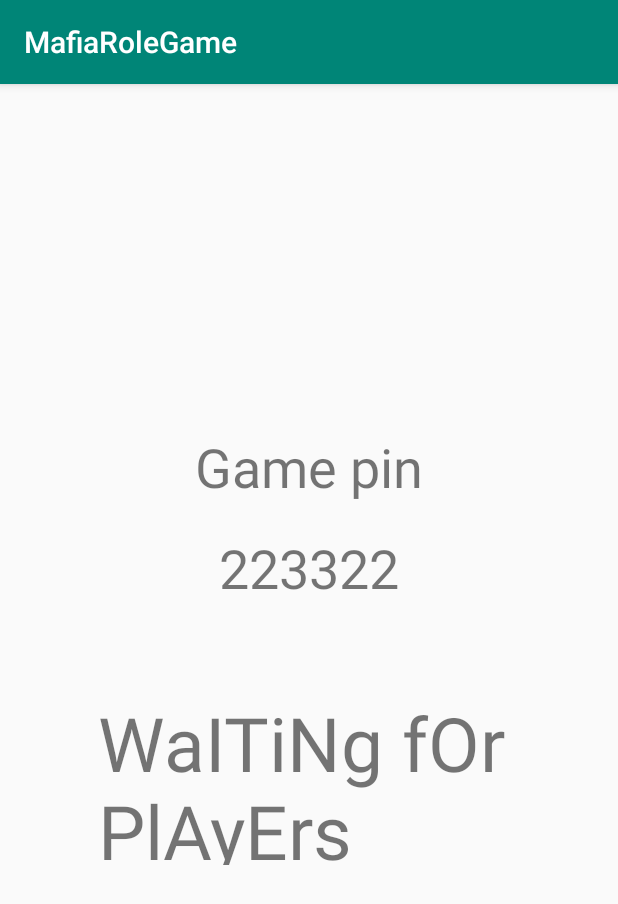
After one commit to BMartynas/mafiaRoleGame, an Android app: the NewGameLobby screen opened directly, with no data from a screen before it, on a phone screen of 412 x 824 dp. The commit adds this screen. Shown: the top 904 px of the screen. Run offline under Robolectric (Android 15) with nearby library versions, the phone set to English and light mode, and no system bars.

Commit message:
Created a new activity "New game lobby"

```diff
--- a/app/build.gradle
+++ b/app/build.gradle
@@ -23,6 +23,7 @@ dependencies {
     implementation fileTree(dir: 'libs', include: ['*.jar'])
     implementation 'androidx.appcompat:appcompat:1.0.2'
     implementation 'androidx.constraintlayout:constraintlayout:1.1.3'
+    implementation 'com.google.android.material:material:1.0.0'
     testImplementation 'junit:junit:4.12'
     androidTestImplementation 'androidx.test:runner:1.1.1'
     androidTestImplementation 'androidx.test.espresso:espresso-core:3.1.1'
--- a/app/src/main/AndroidManifest.xml
+++ b/app/src/main/AndroidManifest.xml
@@ -9,6 +9,11 @@
         android:roundIcon="@mipmap/ic_launcher_round"
         android:supportsRtl="true"
         android:theme="@style/AppTheme">
+        <activity android:name=".NewGameLobby"></activity>
+        <activity
+            android:name=".NewRoomLobby"
+            android:label="@string/title_activity_new_room_lobby"
+            android:theme="@style/AppTheme.NoActionBar" />
         <activity android:name=".MainActivity">
             <intent-filter>
                 <action android:name="android.intent.action.MAIN" />
--- /dev/null
+++ b/app/src/main/java/com/example/mafiarolegame/NewGameLobby.java
@@ -0,0 +1,14 @@
+package com.example.mafiarolegame;
+
+import androidx.appcompat.app.AppCompatActivity;
+
+import android.os.Bundle;
+
+public class NewGameLobby extends AppCompatActivity {
+
+    @Override
+    protected void onCreate(Bundle savedInstanceState) {
+        super.onCreate(savedInstanceState);
+        setContentView(R.layout.activity_new_game_lobby);
+    }
+}
--- /dev/null
+++ b/app/src/main/res/layout/activity_new_game_lobby.xml
@@ -0,0 +1,45 @@
+<?xml version="1.0" encoding="utf-8"?>
+<androidx.constraintlayout.widget.ConstraintLayout xmlns:android="http://schemas.android.com/apk/res/android"
+    xmlns:app="http://schemas.android.com/apk/res-auto"
+    xmlns:tools="http://schemas.android.com/tools"
+    android:layout_width="match_parent"
+    android:layout_height="match_parent"
+    tools:context=".NewGameLobby">
+
+    <TextView
+        android:id="@+id/textView"
+        android:layout_width="wrap_content"
+        android:layout_height="wrap_content"
+        android:text="Game pin"
+        android:textSize="36sp"
+        app:layout_constraintBottom_toBottomOf="parent"
+        app:layout_constraintEnd_toEndOf="parent"
+        app:layout_constraintStart_toStartOf="parent"
+        app:layout_constraintTop_toTopOf="parent"
+        app:layout_constraintVertical_bias="0.321" />
+
+    <TextView
+        android:id="@+id/textView2"
+        android:layout_width="wrap_content"
+        android:layout_height="wrap_content"
+        android:text="223322"
+        android:textSize="36sp"
+        app:layout_constraintBottom_toBottomOf="parent"
+        app:layout_constraintEnd_toEndOf="parent"
+        app:layout_constraintStart_toStartOf="parent"
+        app:layout_constraintTop_toBottomOf="@+id/textView"
+        app:layout_constraintVertical_bias="0.043" />
+
+    <TextView
+        android:id="@+id/textView3"
+        android:layout_width="282dp"
+        android:layout_height="115dp"
+        android:text="WaITiNg fOr PlAyErs"
+        android:textSize="50sp"
+        app:layout_constraintBottom_toBottomOf="parent"
+        app:layout_constraintEnd_toEndOf="parent"
+        app:layout_constraintHorizontal_bias="0.5"
+        app:layout_constraintStart_toStartOf="parent"
+        app:layout_constraintTop_toBottomOf="@+id/textView2"
+        app:layout_constraintVertical_bias="0.192" />
+</androidx.constraintlayout.widget.ConstraintLayout>
--- /dev/null
+++ b/app/src/main/res/values/dimens.xml
@@ -0,0 +1,3 @@
+<resources>
+    <dimen name="fab_margin">16dp</dimen>
+</resources>
--- a/app/src/main/res/values/strings.xml
+++ b/app/src/main/res/values/strings.xml
@@ -1,3 +1,4 @@
 <resources>
     <string name="app_name">MafiaRoleGame</string>
+    <string name="title_activity_new_room_lobby">NewRoomLobby</string>
 </resources>
--- a/app/src/main/res/values/styles.xml
+++ b/app/src/main/res/values/styles.xml
@@ -8,4 +8,13 @@
         <item name="colorAccent">@color/colorAccent</item>
     </style>
 
+    <style name="AppTheme.NoActionBar">
+        <item name="windowActionBar">false</item>
+        <item name="windowNoTitle">true</item>
+    </style>
+
+    <style name="AppTheme.AppBarOverlay" parent="ThemeOverlay.AppCompat.Dark.ActionBar" />
+
+    <style name="AppTheme.PopupOverlay" parent="ThemeOverlay.AppCompat.Light" />
+
 </resources>
```
Also changed, not shown: app/src/main/java/com/example/mafiarolegame/NewRoomLobby.java (added, +32 -0 lines), app/src/main/res/layout/activity_new_room_lobby.xml (added, +33 -0 lines), app/src/main/res/layout/content_new_room_lobby.xml (added, +11 -0 lines).
